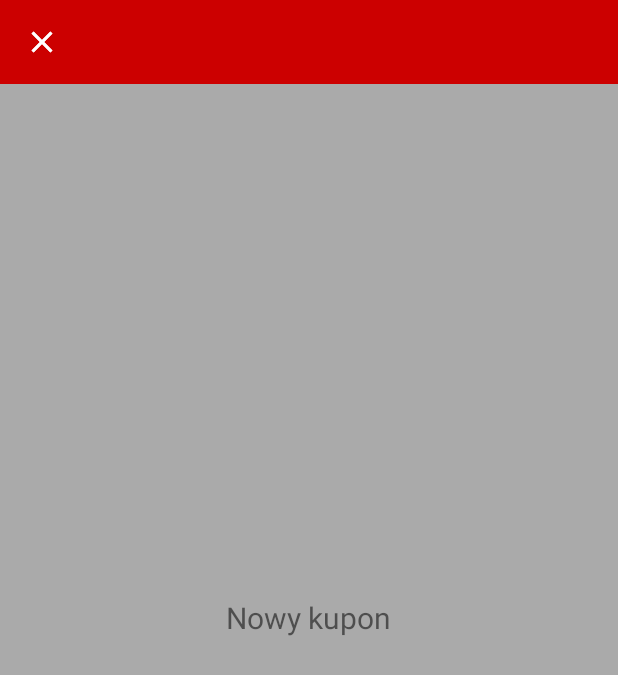
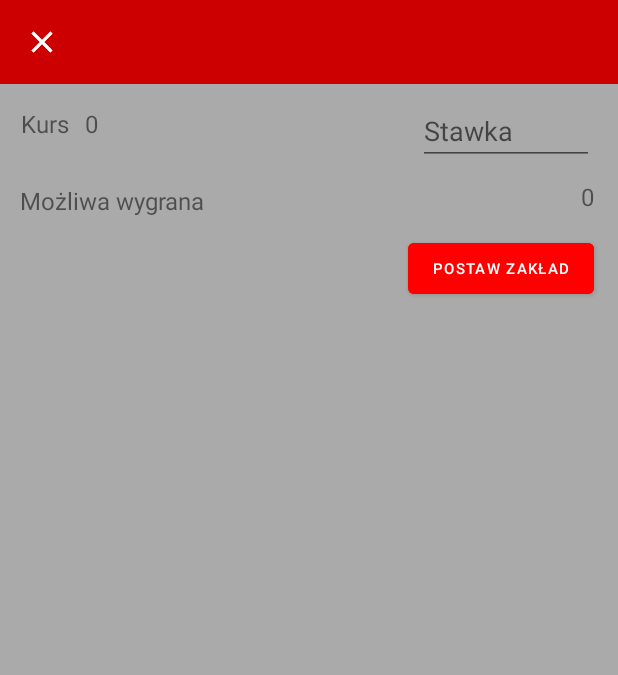
Before and after one commit to Fiko99/InzBet, an Android app: the NewBetActivity screen opened directly, with no data from a screen before it, on a phone screen of 412 x 824 dp. Shown: the top 675 px of the screen. Run offline under Robolectric (Android 15) with nearby library versions, the phone set to English and light mode, and no system bars.

Commit message:
Added bet summary

```diff
--- a/app/src/main/res/drawable/border.xml
+++ b/app/src/main/res/drawable/border.xml
@@ -8,5 +8,5 @@
         android:bottomLeftRadius="3dp" />
     <stroke
         android:width="3dip"
-        android:color="#d7d7d7" />
+        android:color="#cdcdcd" />
 </shape>
--- a/app/src/main/res/layout/activity_new_bet.xml
+++ b/app/src/main/res/layout/activity_new_bet.xml
@@ -11,25 +11,36 @@
         android:id="@+id/toolbar2"
         layout="@layout/toolbar_2" />
 
-    <FrameLayout
-        android:id="@+id/fl_wrapper2"
+    <androidx.constraintlayout.widget.ConstraintLayout
         android:layout_width="match_parent"
         android:layout_height="match_parent"
-        android:layout_below="@id/toolbar2">
+        android:layout_below="@id/toolbar2"
+        android:layout_marginTop="0dp">
 
-    </FrameLayout>
-
-    <TextView
-            android:id="@+id/text_new_bet"
+        <androidx.recyclerview.widget.RecyclerView
+            android:id="@+id/recyclerView"
             android:layout_width="wrap_content"
             android:layout_height="wrap_content"
-            android:layout_centerInParent="true"
-            android:text="Nowy kupon"
-            android:textAlignment="center"
-            android:textSize="20sp"
             app:layout_constraintBottom_toBottomOf="parent"
             app:layout_constraintEnd_toEndOf="parent"
+            app:layout_constraintHorizontal_bias="0.0"
             app:layout_constraintStart_toStartOf="parent"
-            app:layout_constraintTop_toTopOf="parent" />
+            app:layout_constraintTop_toTopOf="parent"
+            app:layout_constraintVertical_bias="0.0" />
 
-    </RelativeLayout>
+        <include
+            android:id="@+id/betSummary"
+            layout="@layout/bet_summary"
+            android:layout_width="match_parent"
+            android:layout_height="wrap_content"
+            app:layout_constraintBottom_toBottomOf="parent"
+            app:layout_constraintEnd_toEndOf="parent"
+            app:layout_constraintHorizontal_bias="0.0"
+            app:layout_constraintStart_toStartOf="parent"
+            app:layout_constraintTop_toBottomOf="@+id/recyclerView"
+            app:layout_constraintVertical_bias="0.0" />
+
+    </androidx.constraintlayout.widget.ConstraintLayout>
+
+
+</RelativeLayout>
--- /dev/null
+++ b/app/src/main/res/layout/bet_summary.xml
@@ -0,0 +1,90 @@
+<?xml version="1.0" encoding="utf-8"?>
+<RelativeLayout xmlns:android="http://schemas.android.com/apk/res/android"
+    xmlns:app="http://schemas.android.com/apk/res-auto"
+    xmlns:tools="http://schemas.android.com/tools"
+    android:layout_width="match_parent"
+    android:layout_height="wrap_content">
+
+    <androidx.constraintlayout.widget.ConstraintLayout
+        android:layout_width="match_parent"
+        android:layout_height="wrap_content">
+
+        <TextView
+            android:id="@+id/odd_text"
+            android:layout_width="wrap_content"
+            android:layout_height="wrap_content"
+            android:textSize="16dp"
+            android:text="Kurs"
+            app:layout_constraintBottom_toBottomOf="parent"
+            app:layout_constraintEnd_toStartOf="@+id/deposit_value"
+            app:layout_constraintHorizontal_bias="0.056"
+            app:layout_constraintStart_toStartOf="parent"
+            app:layout_constraintTop_toTopOf="parent"
+            app:layout_constraintVertical_bias="0.126" />
+
+        <TextView
+            android:id="@+id/odd"
+            android:layout_width="wrap_content"
+            android:layout_height="wrap_content"
+            android:text="0"
+            android:textSize="16dp"
+            app:layout_constraintBottom_toBottomOf="parent"
+            app:layout_constraintEnd_toStartOf="@+id/deposit_value"
+            app:layout_constraintHorizontal_bias="0.048"
+            app:layout_constraintStart_toEndOf="@+id/odd_text"
+            app:layout_constraintTop_toTopOf="parent"
+            app:layout_constraintVertical_bias="0.126" />
+
+        <TextView
+            android:id="@+id/win"
+            android:layout_width="wrap_content"
+            android:layout_height="wrap_content"
+            android:layout_marginBottom="60dp"
+            android:text="0"
+            android:textSize="16dp"
+            app:layout_constraintBottom_toBottomOf="parent"
+            app:layout_constraintEnd_toEndOf="parent"
+            app:layout_constraintHorizontal_bias="0.96"
+            app:layout_constraintStart_toStartOf="parent" />
+
+        <EditText
+            android:id="@+id/deposit_value"
+            android:layout_width="117dp"
+            android:layout_height="39dp"
+            android:hint="Stawka"
+            android:inputType="numberDecimal"
+            app:layout_constraintBottom_toBottomOf="parent"
+            app:layout_constraintEnd_toEndOf="parent"
+            app:layout_constraintHorizontal_bias="0.945"
+            app:layout_constraintStart_toStartOf="parent"
+            app:layout_constraintTop_toTopOf="parent"
+            app:layout_constraintVertical_bias="0.136" />
+
+        <TextView
+            android:id="@+id/win_text"
+            android:layout_width="wrap_content"
+            android:layout_height="wrap_content"
+            android:text="Możliwa wygrana"
+            android:textSize="16dp"
+            app:layout_constraintBottom_toBottomOf="parent"
+            app:layout_constraintEnd_toStartOf="@+id/win"
+            app:layout_constraintHorizontal_bias="0.05"
+            app:layout_constraintStart_toStartOf="parent"
+            app:layout_constraintTop_toBottomOf="@+id/odd_text"
+            app:layout_constraintVertical_bias="0.34" />
+
+        <Button
+            android:id="@+id/place_bet"
+            android:layout_width="124dp"
+            android:layout_height="46dp"
+            android:layout_marginTop="100dp"
+            android:text="Postaw zakład"
+            android:textSize="10dp"
+            android:backgroundTint="#ff0000"
+            app:layout_constraintEnd_toEndOf="parent"
+            app:layout_constraintHorizontal_bias="0.944"
+            app:layout_constraintStart_toStartOf="parent"
+            app:layout_constraintTop_toTopOf="parent" />
+    </androidx.constraintlayout.widget.ConstraintLayout>
+
+</RelativeLayout>
--- a/app/src/main/res/layout/match_component.xml
+++ b/app/src/main/res/layout/match_component.xml
@@ -12,7 +12,7 @@
         android:orientation="vertical"
         android:padding="10dp"
         android:background="@drawable/border"
-        android:backgroundTint="#d7d7d7">
+        android:backgroundTint="#cdcdcd">
 
         <LinearLayout
             android:layout_width="match_parent"
```
